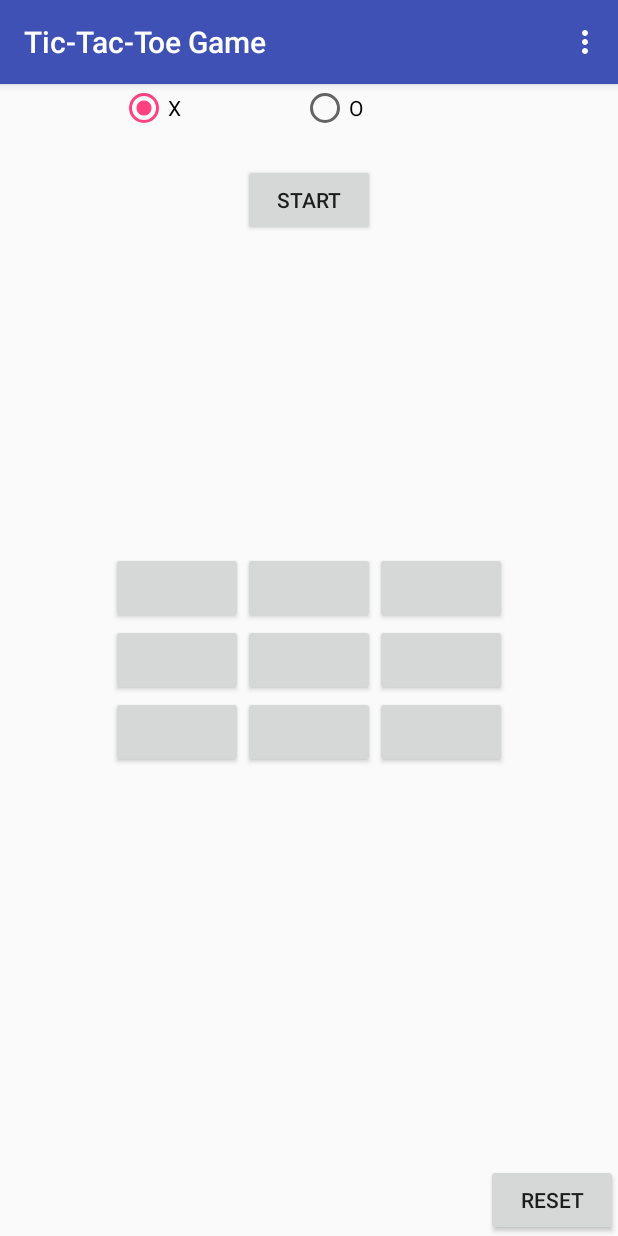
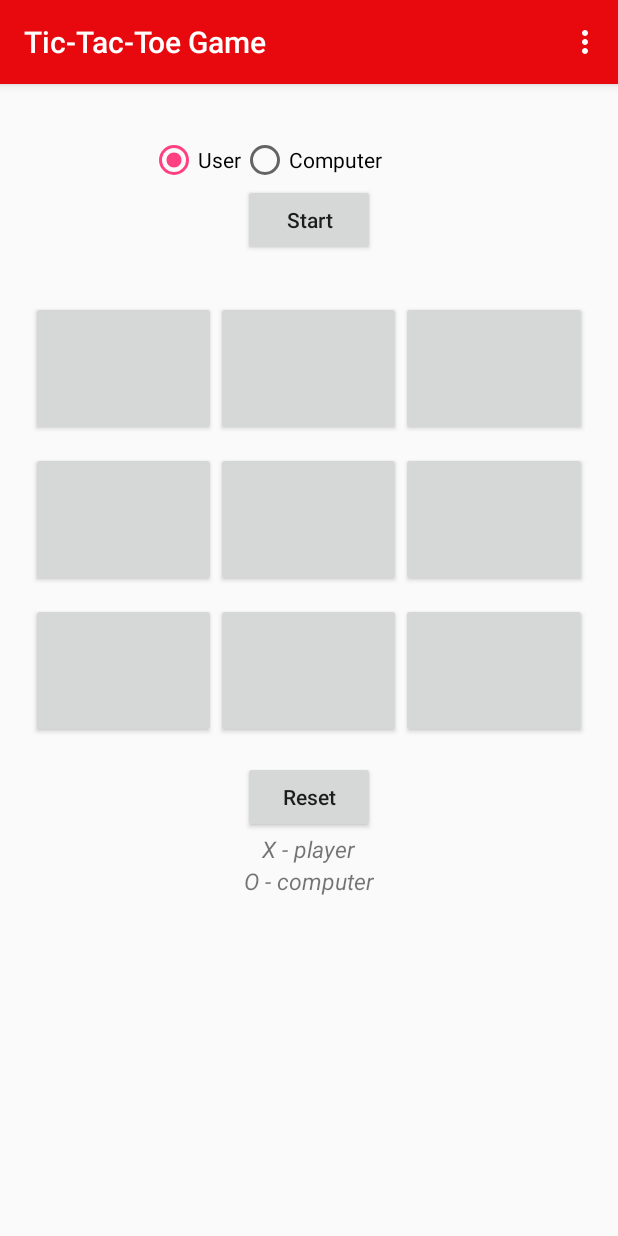
Before and after one commit to dostonhamrakulov/Tic-Tac-Toe-Game-in-Android, an Android app: the screen it shows after launch (MainActivity), on a phone screen of 412 x 824 dp. Run offline under Robolectric (Android 15) with nearby library versions, the phone set to English and light mode, and no system bars.

Commit message:
Changes in layout

```diff
--- a/app/src/main/res/layout/activity_main.xml
+++ b/app/src/main/res/layout/activity_main.xml
@@ -1,131 +1,166 @@
 <?xml version="1.0" encoding="utf-8"?>
-<RelativeLayout xmlns:android="http://schemas.android.com/apk/res/android"
+<LinearLayout xmlns:android="http://schemas.android.com/apk/res/android"
     xmlns:app="http://schemas.android.com/apk/res-auto"
     xmlns:tools="http://schemas.android.com/tools"
     android:layout_width="match_parent"
     android:layout_height="match_parent"
+    android:orientation="vertical"
     tools:context="com.idoston.tic_tac_toe_game.MainActivity">
 
-    <Button
-        android:layout_width="wrap_content"
+    <TextView
+        android:layout_width="match_parent"
         android:layout_height="wrap_content"
-        android:id="@+id/button1"
-        android:layout_above="@+id/button5"
-        android:layout_toLeftOf="@+id/button5"
-        android:layout_toStartOf="@+id/button5" />
+        android:text=""
+        android:textSize="25dp"/>
 
-    <Button
-        android:layout_width="wrap_content"
+    <RadioGroup
+        android:layout_width="fill_parent"
         android:layout_height="wrap_content"
-        android:id="@+id/button2"
-        android:layout_alignTop="@+id/button1"
-        android:layout_toRightOf="@+id/button1"
-        android:layout_toEndOf="@+id/button1" />
+        android:checkedButton="@+id/cross"
+        android:paddingLeft="100dp"
+        android:orientation="horizontal"
+        >
 
-    <Button
-        android:layout_width="wrap_content"
-        android:layout_height="wrap_content"
-        android:id="@+id/button3"
-        android:layout_alignTop="@+id/button2"
-        android:layout_toRightOf="@+id/button2"
-        android:layout_toEndOf="@+id/button2" />
+        <RadioButton
+            android:layout_width="wrap_content"
+            android:layout_height="wrap_content"
+            android:layout_gravity="center"
+            android:text="@string/cross"
 
-    <Button
-        android:layout_width="wrap_content"
-        android:layout_height="wrap_content"
-        android:id="@+id/button4"
-        android:layout_centerVertical="true"
-        android:layout_alignLeft="@+id/button1"
-        android:layout_alignStart="@+id/button1" />
+            android:id="@+id/cross" />
 
-    <Button
-        android:layout_width="wrap_content"
-        android:layout_height="wrap_content"
-        android:id="@+id/button5"
-        android:layout_alignBottom="@+id/button4"
-        android:layout_centerHorizontal="true" />
-
-    <Button
-        android:layout_width="wrap_content"
-        android:layout_height="wrap_content"
-        android:id="@+id/button6"
-        android:layout_below="@+id/button3"
-        android:layout_alignLeft="@+id/button3"
-        android:layout_alignStart="@+id/button3" />
-
-    <Button
-        android:layout_width="wrap_content"
-        android:layout_height="wrap_content"
-        android:id="@+id/button7"
-        android:layout_below="@+id/button4"
-        android:layout_toLeftOf="@+id/button5"
-        android:layout_toStartOf="@+id/button5" />
-
-    <Button
-        android:layout_width="wrap_content"
-        android:layout_height="wrap_content"
-        android:id="@+id/button8"
-        android:layout_alignTop="@+id/button7"
-        android:layout_alignLeft="@+id/button5"
-        android:layout_alignStart="@+id/button5" />
-
-    <Button
-        android:layout_width="wrap_content"
-        android:layout_height="wrap_content"
-        android:id="@+id/button9"
-        android:layout_alignTop="@+id/button8"
-        android:layout_toRightOf="@+id/button8"
-        android:layout_toEndOf="@+id/button8" />
-
+        <RadioButton
+            android:layout_width="wrap_content"
+            android:layout_height="wrap_content"
+            android:layout_gravity="center"
+            android:text="@string/naught"
+            android:id="@+id/naught" />
+    </RadioGroup>
     <Button
         android:layout_width="wrap_content"
         android:layout_height="wrap_content"
         android:text="@string/start"
         android:id="@+id/start"
-        android:layout_alignParentTop="true"
-        android:layout_toRightOf="@+id/button1"
-        android:layout_toEndOf="@+id/button1"
-        android:layout_marginTop="53dp" />
+        android:textAllCaps="false"
+        android:layout_gravity="center"
+        />
 
     <TextView
         android:layout_width="wrap_content"
         android:layout_height="wrap_content"
         android:id="@+id/text"
-        android:layout_above="@+id/button1"
-        android:layout_centerHorizontal="true" />
+        android:layout_gravity="center"
+        />
+    <TableLayout
+        android:layout_width="match_parent"
+        android:layout_height="wrap_content"
+        android:paddingLeft="15dp"
+        android:paddingRight="15dp"
+        android:layout_marginTop="5dp">
+        <TableRow android:layout_width="match_parent"
+            android:padding="5dp"
+            android:layout_height="fill_parent">
+            <Button
+                android:layout_width="0dp"
+                android:layout_height="90dp"
+                android:id="@+id/button1"
+                android:textSize="50dp"
+                android:layout_weight=".33"
+                />
 
-    <RadioGroup
-        android:layout_width="fill_parent"
-        android:layout_height="wrap_content"
-        android:layout_alignParentTop="true"
-        android:layout_centerHorizontal="true"
-        android:checkedButton="@+id/cross"
-        android:orientation="horizontal">
+            <Button
+                android:layout_width="0dp"
+                android:layout_height="90dp"
+                android:id="@+id/button2"
+                android:textSize="50dp"
+                android:layout_weight=".33"
+                />
 
-        <RadioButton
-            android:layout_width="wrap_content"
-            android:layout_height="wrap_content"
-            android:layout_marginStart="80dp"
-            android:layout_marginLeft="80dp"
-            android:text="@string/cross"
-            android:id="@+id/cross" />
+            <Button
+                android:layout_width="0dp"
+                android:layout_height="90dp"
+                android:id="@+id/button3"
+                android:textSize="50dp"
+                android:layout_weight=".33"/>
+        </TableRow>
+        <TableRow android:layout_width="match_parent"
+            android:padding="5dp"
+            android:layout_height="fill_parent">
+            <Button
+                android:layout_width="0dp"
+                android:layout_height="90dp"
+                android:id="@+id/button4"
+                android:textSize="50dp"
+                android:layout_weight=".33"
+                />
 
-        <RadioButton
-            android:layout_width="wrap_content"
-            android:layout_height="wrap_content"
-            android:layout_marginStart="80dp"
-            android:layout_marginLeft="80dp"
-            android:text="@string/naught"
-            android:id="@+id/naught" />
-    </RadioGroup>
+            <Button
+                android:layout_width="0dp"
+                android:layout_height="90dp"
+                android:id="@+id/button5"
+                android:textSize="50dp"
+                android:layout_weight=".33"
+                />
+
+            <Button
+                android:layout_width="0dp"
+                android:layout_height="90dp"
+                android:id="@+id/button6"
+                android:textSize="50dp"
+                android:layout_weight=".33"/>
+        </TableRow>
+        <TableRow android:layout_width="match_parent"
+            android:padding="5dp"
+            android:layout_height="fill_parent">
+            <Button
+                android:layout_width="0dp"
+                android:layout_height="90dp"
+                android:id="@+id/button7"
+                android:textSize="50dp"
+                android:layout_weight=".33"
+                />
+
+            <Button
+                android:layout_width="0dp"
+                android:layout_height="90dp"
+                android:id="@+id/button8"
+                android:textSize="50dp"
+                android:layout_weight=".33"
+                />
+
+            <Button
+                android:layout_width="0dp"
+                android:layout_height="90dp"
+                android:id="@+id/button9"
+                android:textSize="50dp"
+                android:layout_weight=".33"/>
+        </TableRow>
+    </TableLayout>
+
 
     <Button
         android:layout_width="wrap_content"
         android:layout_height="wrap_content"
         android:text="@string/reset"
         android:id="@+id/reset"
-        android:layout_alignParentBottom="true"
-        android:layout_alignParentRight="true"
-        android:layout_alignParentEnd="true" />
+        android:textAllCaps="false"
+        android:layout_marginTop="10dp"
+        android:layout_gravity="center"
+        />
+    <TextView
+        android:layout_width="wrap_content"
+        android:layout_height="wrap_content"
+        android:layout_gravity="center"
+        android:textSize="15dp"
+        android:textStyle="italic"
+        android:text="@string/playerInfo"/>
+    <TextView
+        android:layout_width="wrap_content"
+        android:layout_height="wrap_content"
+        android:layout_gravity="center"
+        android:textSize="15dp"
+        android:textStyle="italic"
+        android:text="@string/computerInfo"/>
 
-</RelativeLayout>
+
+</LinearLayout>
--- a/app/src/main/res/values/colors.xml
+++ b/app/src/main/res/values/colors.xml
@@ -1,6 +1,6 @@
 <?xml version="1.0" encoding="utf-8"?>
 <resources>
-    <color name="colorPrimary">#3F51B5</color>
-    <color name="colorPrimaryDark">#303F9F</color>
+    <color name="colorPrimary">#e7090d</color>
+    <color name="colorPrimaryDark">#fc0004</color>
     <color name="colorAccent">#FF4081</color>
 </resources>
--- a/app/src/main/res/values/strings.xml
+++ b/app/src/main/res/values/strings.xml
@@ -3,9 +3,11 @@
 
     <string name="hello_world">Hello world!</string>
     <string name="action_settings">Settings</string>
-    <string name="cross">X</string>
-    <string name="naught">O</string>
+    <string name="cross">User</string>
+    <string name="naught">Computer</string>
     <string name="start">Start</string>
     <string name="reset">Reset</string>
     <string name="winnable">Winnable</string>
+    <string name="playerInfo">X - player</string>
+    <string name="computerInfo">O - computer</string>
 </resources>
```
